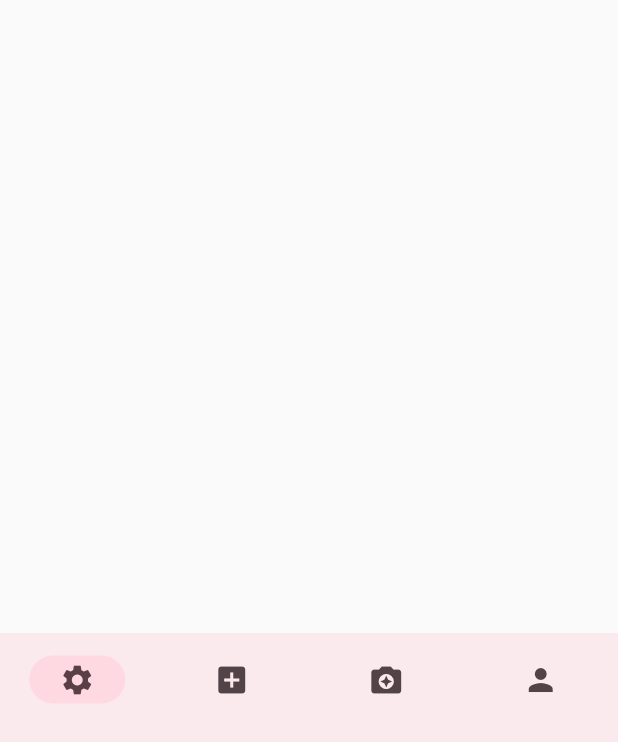
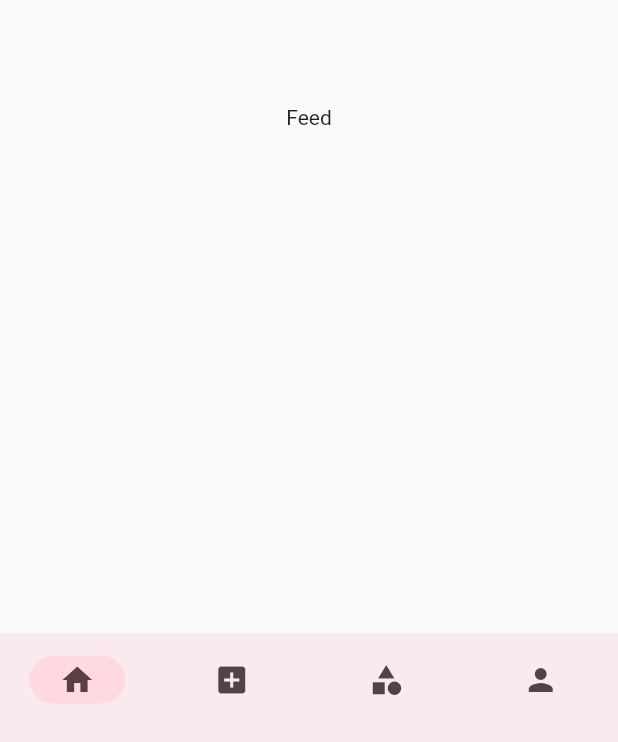
Before and after one commit to ISIS3510-202320-Team22/Flutter, a Flutter app: the screen it shows after launch, on a phone screen of 412 x 824 dp. Shown: the part 483-1225 px from the top of the screen. Run offline on Flutter 3.47's test engine with Material 2 defaults, Android fonts, the light colour scheme and no system bars; our stand-ins replace bloc, flutter_bloc, google_fonts; Roboto replaces fonts that are missing (Pattaya).

Commit message:
Navigation done

```diff
--- /dev/null
+++ b/lib/components/categories/bloc/categories_event.dart
@@ -0,0 +1,4 @@
+part of 'categories_bloc.dart';
+
+@immutable
+sealed class CategoriesEvent {}
--- /dev/null
+++ b/lib/components/categories/bloc/categories_state.dart
@@ -0,0 +1,6 @@
+part of 'categories_bloc.dart';
+
+@immutable
+sealed class CategoriesState {}
+
+final class CategoriesInitial extends CategoriesState {}
--- /dev/null
+++ b/lib/components/feed/bloc/feed_bloc.dart
@@ -0,0 +1,13 @@
+import 'package:bloc/bloc.dart';
+import 'package:meta/meta.dart';
+
+part 'feed_event.dart';
+part 'feed_state.dart';
+
+class FeedBloc extends Bloc<FeedEvent, FeedState> {
+  FeedBloc() : super(FeedInitial()) {
+    on<FeedEvent>((event, emit) {
+      // TODO: implement event handler
+    });
+  }
+}
--- /dev/null
+++ b/lib/components/feed/bloc/feed_event.dart
@@ -0,0 +1,4 @@
+part of 'feed_bloc.dart';
+
+@immutable
+sealed class FeedEvent {}
--- /dev/null
+++ b/lib/components/feed/bloc/feed_state.dart
@@ -0,0 +1,6 @@
+part of 'feed_bloc.dart';
+
+@immutable
+sealed class FeedState {}
+
+final class FeedInitial extends FeedState {}
--- /dev/null
+++ b/lib/components/feed/ui/feed.dart
@@ -0,0 +1,23 @@
+import 'package:flutter/material.dart';
+
+class Feed extends StatefulWidget {
+  const Feed({super.key});
+
+  @override
+  State<Feed> createState() {
+    return _Feed();
+  }
+}
+
+class _Feed extends State<Feed> {
+  @override
+  Widget build(context) {
+    return Scaffold(
+      body: Center(
+        child: Container(
+          child: const Text("Feed"),
+        ),
+      ),
+    );
+  }
+}
--- a/lib/components/home/bloc/home_bloc.dart
+++ b/lib/components/home/bloc/home_bloc.dart
@@ -9,15 +9,15 @@ part 'home_state.dart';
 class HomeBloc extends Bloc<HomeEvent, HomeState> {
   HomeBloc() : super(HomeInitial()) {
     // On this event run a fuction to pass the state
-    on<HomeCameraButtonClickedEvent>(homeCameraButtonClickedEvent);
+    on<HomeProfileButtonClickedEvent>(homeProfileButtonClickedEvent);
     on<HomePublishButtonClickedEvent>(homePublishButtonClickedEvent);
-    on<HomeCameraButtonNavigateEvent>(homeCameraButtonNavigateEvent);
+    on<HomeProfileButtonNavigateEvent>(homeProfileButtonNavigateEvent);
     on<HomePublishButtonNavigateEvent>(homePublishButtonNavigateEvent);
   }
 
-  FutureOr<void> homeCameraButtonClickedEvent(
-      HomeCameraButtonClickedEvent event, Emitter<HomeState> emit) {
-        print("Vamosss Camera");
+  FutureOr<void> homeProfileButtonClickedEvent(
+      HomeProfileButtonClickedEvent event, Emitter<HomeState> emit) {
+        print("Vamosss Profile");
       }
 
   FutureOr<void> homePublishButtonClickedEvent(
@@ -25,10 +25,10 @@ class HomeBloc extends Bloc<HomeEvent, HomeState> {
           print("Vamosss Publish");
       }
 
-  FutureOr<void> homeCameraButtonNavigateEvent(HomeCameraButtonNavigateEvent event, Emitter<HomeState> emit) {
-      print("Vamosss Navigate Camera");
+  FutureOr<void> homeProfileButtonNavigateEvent(HomeProfileButtonNavigateEvent event, Emitter<HomeState> emit) {
+      print("Vamosss Navigate Profile");
       // When I get this state, for performing an action
-      emit(HomeNavigateToCameraPageActionState());
+      emit(HomeNavigateToProfilePageActionState());
   }
 
   FutureOr<void> homePublishButtonNavigateEvent(HomePublishButtonNavigateEvent event, Emitter<HomeState> emit) {
--- a/lib/components/home/bloc/home_event.dart
+++ b/lib/components/home/bloc/home_event.dart
@@ -4,7 +4,7 @@ part of 'home_bloc.dart';
 abstract class HomeEvent {}
 
 // Event when the camera button is clicked
-class HomeCameraButtonClickedEvent extends HomeEvent{
+class HomeProfileButtonClickedEvent extends HomeEvent{
 
 }
 
@@ -14,7 +14,7 @@ class HomePublishButtonClickedEvent extends HomeEvent{
 }
 
 // Event when the camera button is clicked to navigate to this page
-class HomeCameraButtonNavigateEvent extends HomeEvent{
+class HomeProfileButtonNavigateEvent extends HomeEvent{
 
 
 }
--- a/lib/components/home/bloc/home_state.dart
+++ b/lib/components/home/bloc/home_state.dart
@@ -24,7 +24,7 @@ class HomeErrorState extends HomeState{
 }
 
 // Action State to navigate the camera view
-class HomeNavigateToCameraPageActionState extends HomeActionState{
+class HomeNavigateToProfilePageActionState extends HomeActionState{
 
 }
 
--- a/lib/components/home/ui/home.dart
+++ b/lib/components/home/ui/home.dart
@@ -1,7 +1,10 @@
 import 'package:flutter/material.dart';
 import 'package:guarap/components/header.dart';
 import 'package:flutter_bloc/flutter_bloc.dart';
+import 'package:guarap/components/profile/ui/profile.dart';
+import 'package:guarap/components/publish_photos/ui/publish_photo.dart';
 
+import '../../feed/ui/feed.dart';
 import '../bloc/home_bloc.dart';
 
 class Home extends StatefulWidget {
@@ -25,7 +28,13 @@ class _Home extends State<Home> {
       // Callback that determines whether the builder should rebuild when the state changes
       buildWhen: (previous, current) => current is !HomeActionState,
       listener: (context, state) {
-        // TODO: implement listener
+        if(state is HomeNavigateToPublishPageActionState){
+          Navigator.push(context, MaterialPageRoute(builder: (context)=> const PublishPhoto()));
+        }
+        else if (state is HomeNavigateToProfilePageActionState){
+          Navigator.push(context, MaterialPageRoute(builder: (context)=> const Profile()));
+        }
+
       },
       builder: (context, state) {
         return Header(
@@ -35,7 +44,7 @@ class _Home extends State<Home> {
                   icon: IconButton(
                     onPressed: () {
                     },
-                    icon: const Icon(Icons.settings),
+                    icon: const Icon(Icons.home),
                   ),
                   label: ""),
               NavigationDestination(
@@ -49,18 +58,20 @@ class _Home extends State<Home> {
               NavigationDestination(
                   icon: IconButton(
                     onPressed: () {
-                      homeBloc.add(HomeCameraButtonNavigateEvent());
                     },
-                    icon: const Icon(Icons.camera_enhance),
+                    icon: const Icon(Icons.category),
                   ),
                   label: ""),
               NavigationDestination(
                   icon: IconButton(
-                    onPressed: () {},
+                    onPressed: () {
+                      homeBloc.add(HomeProfileButtonNavigateEvent());
+                    },
                     icon: const Icon(Icons.person),
                   ),
                   label: ""),
             ]),
+          body: const Feed(),
           ),
         );
       },
--- /dev/null
+++ b/lib/components/profile/bloc/profile_event.dart
@@ -0,0 +1,4 @@
+part of 'profile_bloc.dart';
+
+@immutable
+sealed class ProfileEvent {}
--- /dev/null
+++ b/lib/components/profile/bloc/profile_state.dart
@@ -0,0 +1,6 @@
+part of 'profile_bloc.dart';
+
+@immutable
+sealed class ProfileState {}
+
+final class ProfileInitial extends ProfileState {}
--- a/lib/components/publish_photos/ui/publish_photo.dart
+++ b/lib/components/publish_photos/ui/publish_photo.dart
@@ -13,7 +13,7 @@ class PublishPhoto extends StatelessWidget {
         children: [
           Text(
             "New Post",
-            style: GoogleFonts.roboto(
+            style: GoogleFonts.arima(
                 color: Colors.black, fontSize: 30, fontWeight: FontWeight.bold),
           )
         ],
```
Also changed, not shown: lib/components/categories/bloc/categories_bloc.dart (added, +13 -0 lines), lib/components/profile/bloc/profile_bloc.dart (added, +13 -0 lines), lib/components/profile/ui/profile.dart (added, +29 -0 lines).
